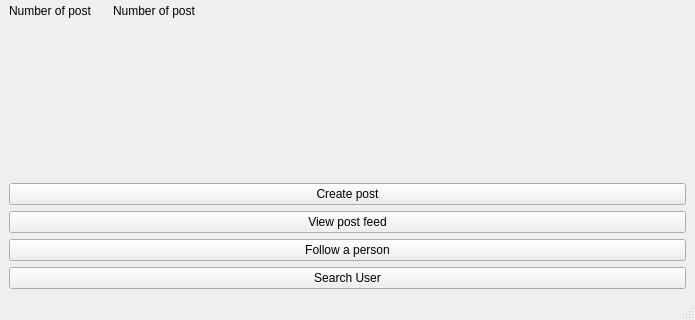
hoangphuc05/social_media_1, file profile.ui: the form before one commit; both pictures show x 0 to 695 and y 305 to 625 of the 695 by 625 pixel window.
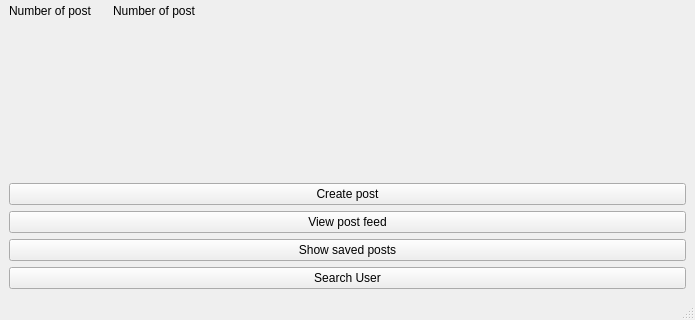
The form after the commit. Icons and pictures are not drawn.

Commit message: whitworth face

```diff
--- a/profile.ui
+++ b/profile.ui
@@ -174,7 +174,7 @@
         <item>
          <widget class="QPushButton" name="followUserButton">
           <property name="text">
-           <string>Follow a person</string>
+           <string>Show saved posts</string>
           </property>
          </widget>
         </item>
```
Left out of the diff: 2 changed lines with no effect on the pictures. The commit also changes 1 other file.
